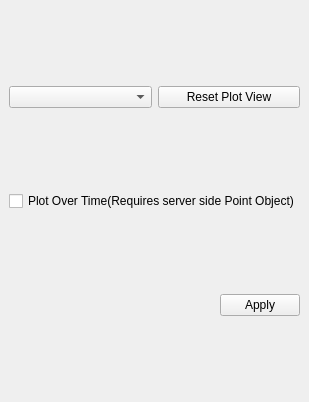
Above: Client/Widgets/PlotOverTimeEditor.ui from CCSEPBVR/CS-IS-PBVR before the change. Below: the same form after it.
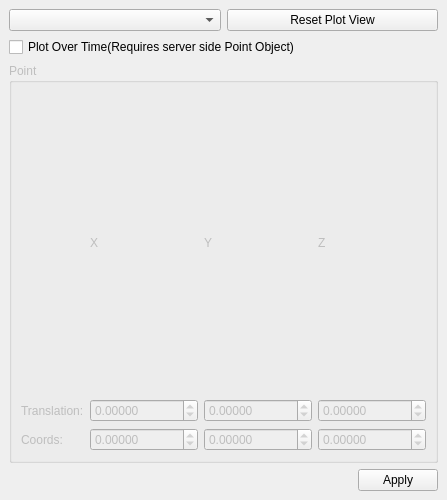
That is the form after the change.

Commit message:
Client Plot Over Timeの観測点をウィジェットから編集できるようにする
- TranslationとCoordsのXYZ入力欄を追加し、マーカー位置と連動
- 座標更新処理を共通化し、受信・VR操作・リセット時の更新を統一
- Homeキーによるリセットとフォーカス変更時にマーカーと表示を更新
- 操作権限に応じて座標入力欄とApplyボタンの有効状態を切り替え

What changed in the file:
```diff
--- a/Client/Widgets/PlotOverTimeEditor.ui
+++ b/Client/Widgets/PlotOverTimeEditor.ui
@@ -6,19 +6,19 @@
    <rect>
     <x>0</x>
     <y>0</y>
-    <width>245</width>
-    <height>402</height>
+    <width>420</width>
+    <height>500</height>
    </rect>
   </property>
   <property name="windowTitle">
    <string>Plot Over Time Editor</string>
   </property>
   <widget class="QWidget" name="dockWidgetContents">
-   <layout class="QGridLayout" name="gridLayout_4" rowstretch="1,0,0,0">
+   <layout class="QGridLayout" name="gridLayout_4" rowstretch="1,0,0,0,0,0">
     <item row="0" column="0">
      <layout class="QGridLayout" name="customPlotArea"/>
     </item>
-    <item row="3" column="0">
+    <item row="4" column="0">
      <layout class="QHBoxLayout" name="horizontalLayout">
       <item>
        <spacer name="horizontalSpacer">
@@ -63,6 +63,149 @@
       </property>
      </widget>
     </item>
+    <item row="3" column="0">
+     <widget class="QGroupBox" name="pointGroupBox">
+      <property name="enabled">
+       <bool>false</bool>
+      </property>
+      <property name="title">
+       <string>Point</string>
+      </property>
+      <layout class="QGridLayout" name="pointGridLayout">
+       <item row="0" column="1">
+        <widget class="QLabel" name="pointXLabel">
+         <property name="text">
+          <string>X</string>
+         </property>
+        </widget>
+       </item>
+       <item row="0" column="2">
+        <widget class="QLabel" name="pointYLabel">
+         <property name="text">
+          <string>Y</string>
+         </property>
+        </widget>
+       </item>
+       <item row="0" column="3">
+        <widget class="QLabel" name="pointZLabel">
+         <property name="text">
+          <string>Z</string>
+         </property>
+        </widget>
+       </item>
+       <item row="1" column="0">
+        <widget class="QLabel" name="pointTranslationLabel">
+         <property name="text">
+          <string>Translation:</string>
+         </property>
+        </widget>
+       </item>
+       <item row="1" column="1">
+        <widget class="QDoubleSpinBox" name="pointTranslationXDoubleSpinBox">
+         <property name="decimals">
+          <number>5</number>
+         </property>
+         <property name="minimum">
+          <double>-1000000.000000000000000</double>
+         </property>
+         <property name="maximum">
+          <double>1000000.000000000000000</double>
+         </property>
+         <property name="singleStep">
+          <double>0.010000000000000</double>
+         </property>
+        </widget>
+       </item>
+       <item row="1" column="2">
+        <widget class="QDoubleSpinBox" name="pointTranslationYDoubleSpinBox">
+         <property name="decimals">
+          <number>5</number>
+         </property>
+         <property name="minimum">
+          <double>-1000000.000000000000000</double>
+         </property>
+         <property name="maximum">
+          <double>1000000.000000000000000</double>
+         </property>
+         <property name="singleStep">
+          <double>0.010000000000000</double>
+         </property>
+        </widget>
+       </item>
+       <item row="1" column="3">
+        <widget class="QDoubleSpinBox" name="pointTranslationZDoubleSpinBox">
+         <property name="decimals">
+          <number>5</number>
+         </property>
+         <property name="minimum">
+          <double>-1000000.000000000000000</double>
+         </property>
+         <property name="maximum">
+          <double>1000000.000000000000000</double>
+         </property>
+         <property name="singleStep">
+          <double>0.010000000000000</double>
+         </property>
+        </widget>
+       </item>
+       <item row="2" column="0">
+        <widget class="QLabel" name="pointCoordsLabel">
+         <property name="text">
+          <string>Coords:</string>
+         </property>
+        </widget>
+       </item>
+       <item row="2" column="1">
+        <widget class="QDoubleSpinBox" name="pointCoordsXDoubleSpinBox">
+         <property name="decimals">
+          <number>5</number>
+         </property>
+         <property name="minimum">
+          <double>-1000000.000000000000000</double>
+         </property>
+         <property name="maximum">
+          <double>1000000.000000000000000</double>
+         </property>
+         <property name="singleStep">
+          <double>0.010000000000000</double>
+         </property>
+        </widget>
+       </item>
+       <item row="2" column="2">
+        <widget class="QDoubleSpinBox" name="pointCoordsYDoubleSpinBox">
+         <property name="decimals">
+          <number>5</number>
+         </property>
+         <property name="minimum">
+          <double>-1000000.000000000000000</double>
+         </property>
+         <property name="maximum">
+          <double>1000000.000000000000000</double>
+         </property>
+         <property name="singleStep">
+          <double>0.010000000000000</double>
+         </property>
+        </widget>
+       </item>
+       <item row="2" column="3">
+        <widget class="QDoubleSpinBox" name="pointCoordsZDoubleSpinBox">
+         <property name="decimals">
+          <number>5</number>
+         </property>
+         <property name="minimum">
+          <double>-1000000.000000000000000</double>
+         </property>
+         <property name="maximum">
+          <double>1000000.000000000000000</double>
+         </property>
+         <property name="singleStep">
+          <double>0.010000000000000</double>
+         </property>
+        </widget>
+       </item>
+      </layout>
+     </widget>
+    </item>
    </layout>
   </widget>
  </widget>
```
The commit also changes 3 other files.
